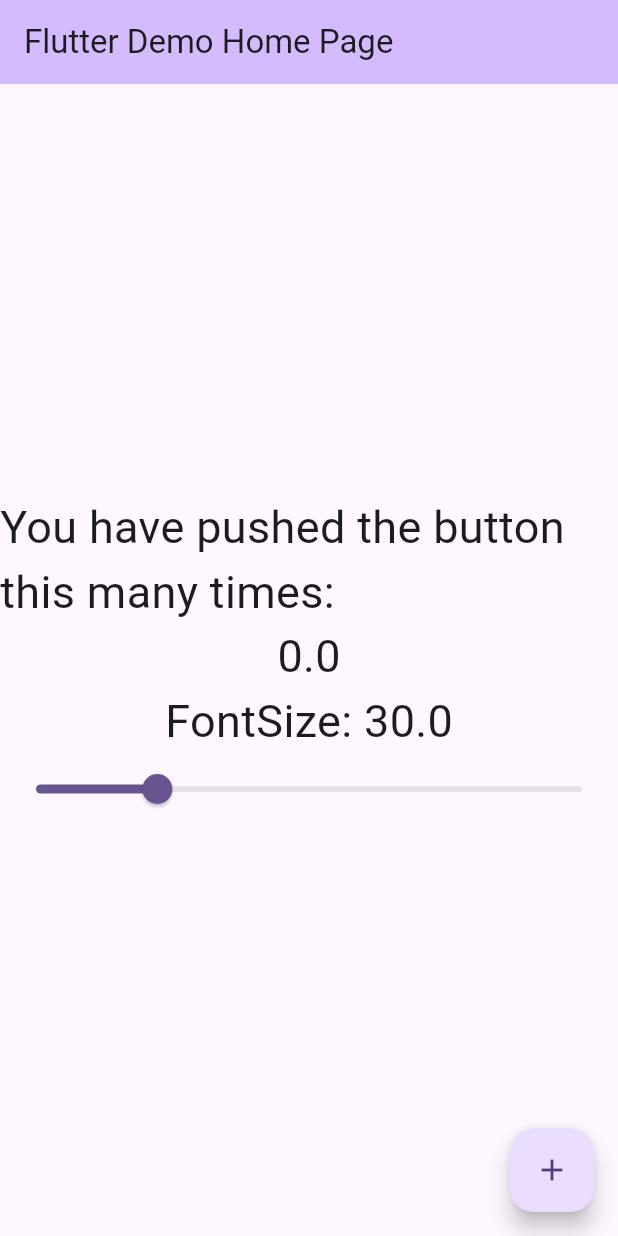
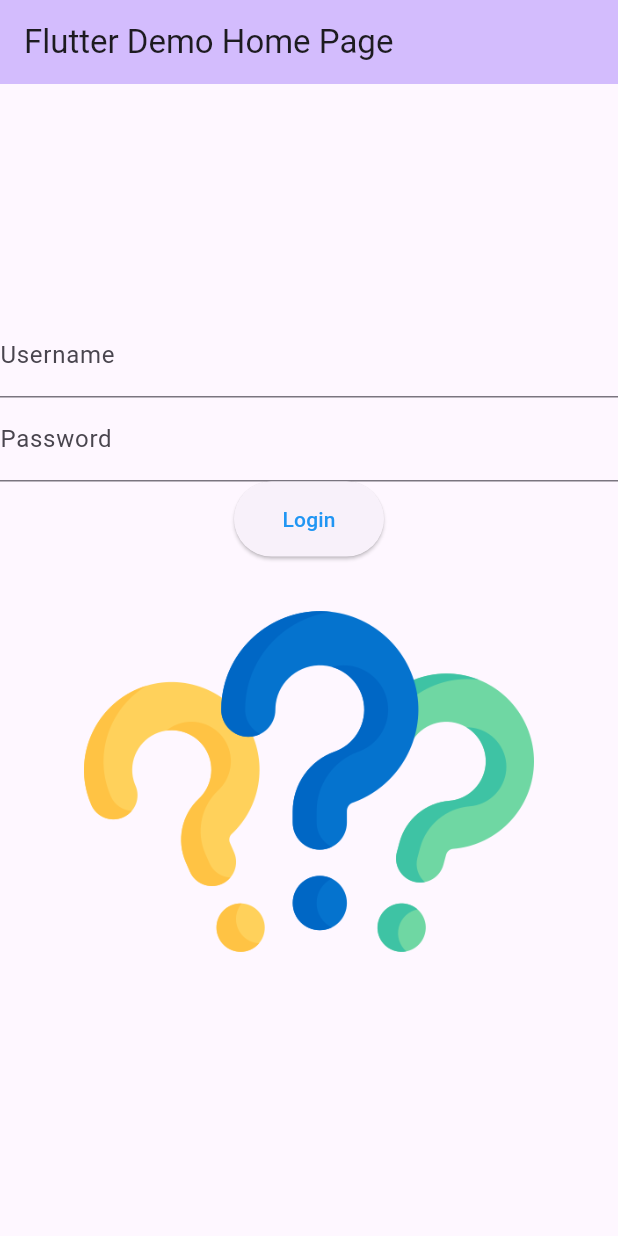
Before and after one commit to JinmingShi1/my_flutter, a Flutter app: the screen it shows after launch, on a phone screen of 412 x 824 dp. Run offline on Flutter 3.47's test engine with Material 3 defaults, Android fonts, the phone set to English and light mode, and no system bars.

```diff
--- a/lib/main.dart
+++ b/lib/main.dart
@@ -54,25 +54,11 @@ class MyHomePage extends StatefulWidget {
 }
 
 class _MyHomePageState extends State<MyHomePage> {
-  var _counter = 0.0;
-  var myFontSize = 30.0;
 
-  void _incrementCounter() {
-    setState(() {
-      // This call to setState tells the Flutter framework that something has
-      // changed in this State, which causes it to rerun the build method below
-      // so that the display can reflect the updated values. If we changed
-      // _counter without calling setState(), then the build method would not be
-      // called again, and so nothing would appear to happen.
-      _counter++;
-    });
-  }
+  final TextEditingController _usernameController = TextEditingController();
+  final TextEditingController _passwordController = TextEditingController();
 
-  void changeFontSize(newFontSize) {
-    setState(() {
-      myFontSize = newFontSize;
-    });
-  }
+  var imageSource = "images/question-mark.png";
 
   @override
   Widget build(BuildContext context) {
@@ -111,34 +97,43 @@ class _MyHomePageState extends State<MyHomePage> {
           // wireframe for each widget.
           mainAxisAlignment: MainAxisAlignment.center,
           children: <Widget>[
-            Text(
-                'You have pushed the button this many times:',
-                style: TextStyle(fontSize: myFontSize),
+            TextField(
+              controller: _usernameController,
+              decoration: InputDecoration(labelText: 'Username'),
             ),
-            Text(
-              '$_counter',
-              style: TextStyle(fontSize: myFontSize),
+            TextField(
+              controller: _passwordController,
+              obscureText: true,
+              decoration: InputDecoration(labelText: 'Password'),
             ),
-            Text(
-              'FontSize: $myFontSize',
-              style: TextStyle(fontSize: myFontSize),
+            ElevatedButton(
+              onPressed: () {
+                var passwd = _passwordController.text;
+
+                setState(() {
+                  if (passwd == "QWERTY123") {
+                    imageSource = "images/idea.png";
+                  } else {
+                    imageSource = "images/stop.png";
+                  }
+                });
+              },
+              style: ElevatedButton.styleFrom(
+                foregroundColor: Colors.blue,
+                minimumSize: Size(100, 50),
+
+              ),
+              child: Text('Login'),
             ),
-            Slider(
-              value: myFontSize,
-              min: 10.0,
-              max: 100.0,
-              onChanged: (newValue) {
-                changeFontSize(newValue);
-              },
+            Image.asset(
+              imageSource,
+              width: 300,
+              height: 300,
             ),
           ],
         ),
       ),
-      floatingActionButton: FloatingActionButton(
-        onPressed: _incrementCounter,
-        tooltip: 'Increment',
-        child: const Icon(Icons.add),
-      ), // This trailing comma makes auto-formatting nicer for build methods.
+      // This trailing comma makes auto-formatting nicer for build methods.
     );
   }
 }
--- a/pubspec.yaml
+++ b/pubspec.yaml
@@ -58,9 +58,8 @@ flutter:
   uses-material-design: true
 
   # To add assets to your application, add an assets section, like this:
-  # assets:
-  #   - images/a_dot_burr.jpeg
-  #   - images/a_dot_ham.jpeg
+  assets:
+   - images/
 
   # An image asset can refer to one or more resolution-specific "variants", see
   # https://flutter.dev/to/resolution-aware-images
```
Also changed, not shown: images/idea.png (added), images/question-mark.png (added), images/stop.png (added).
